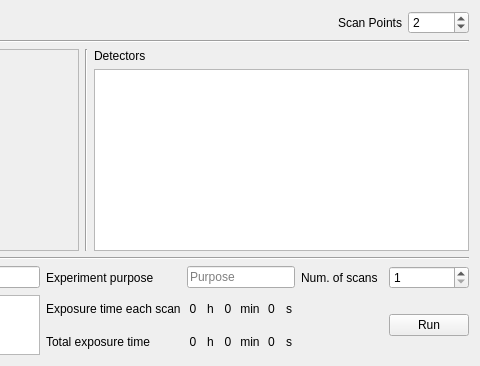
First picture: the form in src/firefly/plans/grid_scan.ui, repository spc-group/haven, before the edit; both pictures show x 307 to 787 and y 0 to 366 of the 787 by 366 pixel window.
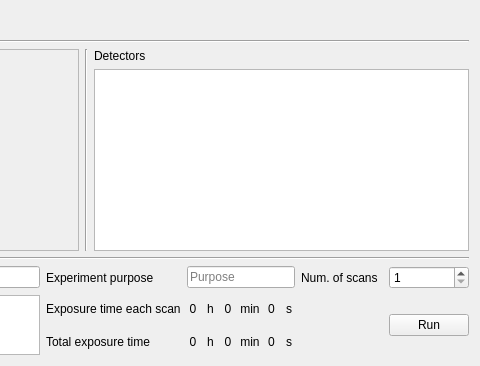
Second picture: the form after the edit. Custom widgets are drawn as their Qt base class.

Commit message: removed num_scan_pts_spin_box

What changed in the file:
```diff
--- a/src/firefly/plans/grid_scan.ui
+++ b/src/firefly/plans/grid_scan.ui
@@ -455,35 +455,6 @@
          </property>
         </spacer>
        </item>
-       <item>
-        <widget class="QLabel" name="num_pts_label">
-         <property name="sizePolicy">
-          <sizepolicy hsizetype="Fixed" vsizetype="Preferred">
-           <horstretch>0</horstretch>
-           <verstretch>0</verstretch>
-          </sizepolicy>
-         </property>
-         <property name="text">
-          <string>Scan Points</string>
-         </property>
-        </widget>
-       </item>
-       <item>
-        <widget class="QSpinBox" name="scan_pts_spin_box">
-         <property name="minimum">
-          <number>1</number>
-         </property>
-         <property name="maximum">
-          <number>10000</number>
-         </property>
-         <property name="value">
-          <number>2</number>
-         </property>
-         <property name="displayIntegerBase">
-          <number>10</number>
-         </property>
-        </widget>
-       </item>
       </layout>
      </item>
      <item row="3" column="0">
```
Left out of the diff: 2 changed lines with no effect on the pictures.
